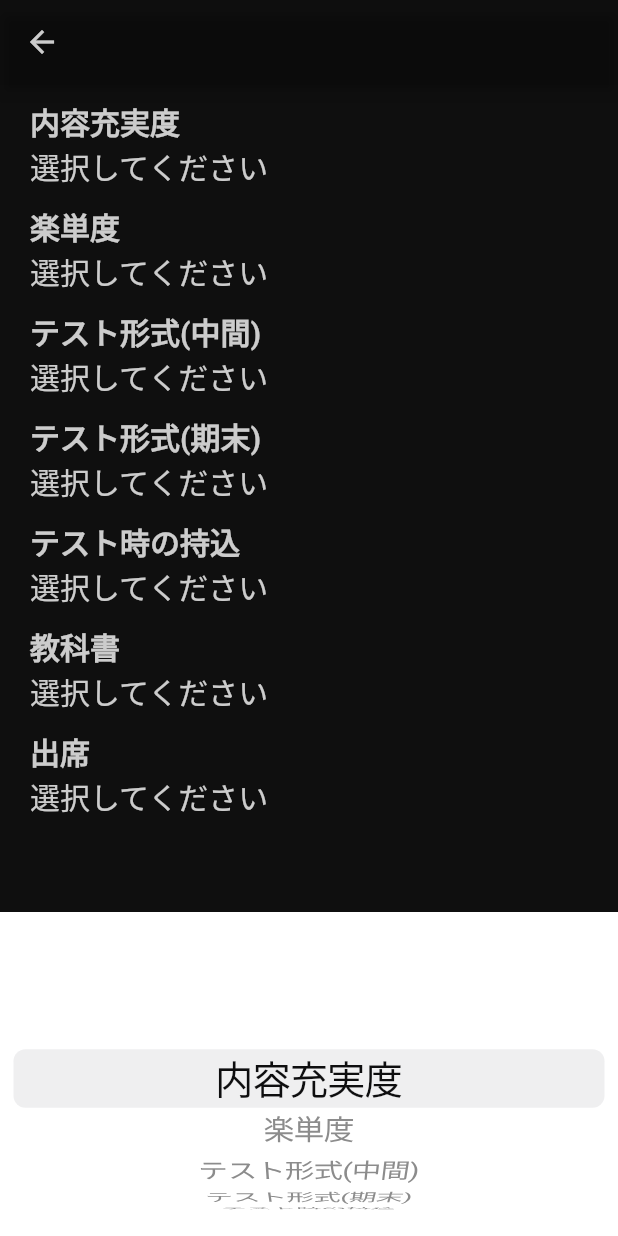
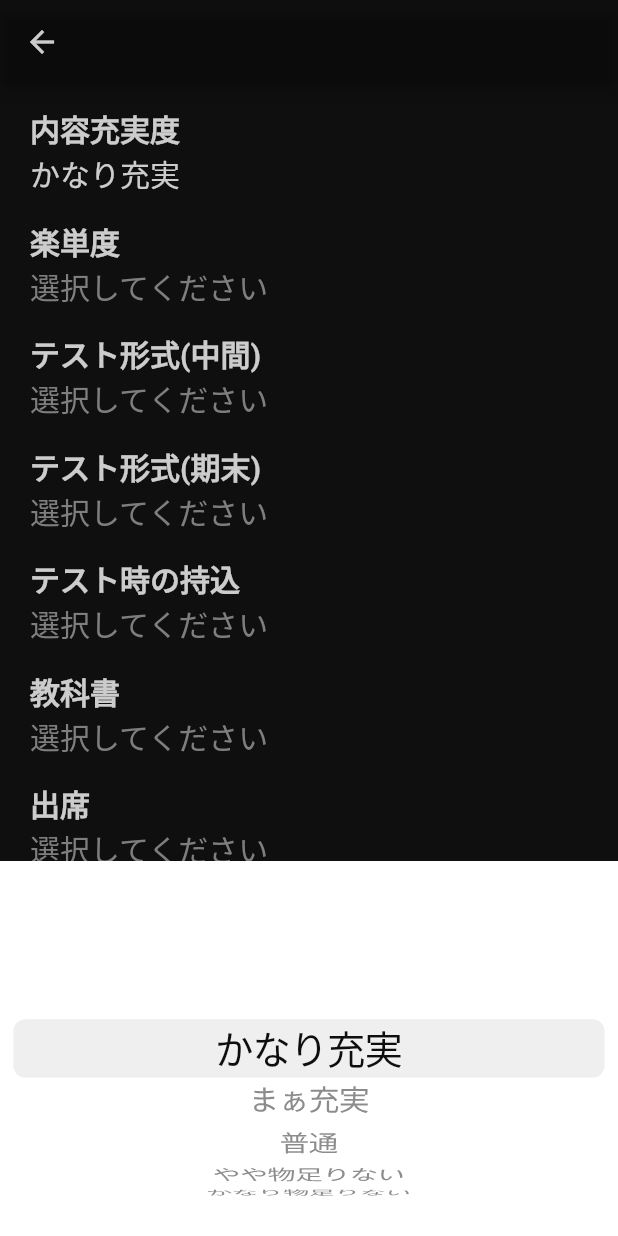
Before and after one commit to SeyaKen/JugyouRogu, a Flutter app: the AddReviews screen opened directly, after a tap on "選択してください", on a phone screen of 412 x 824 dp. Run offline on Flutter 3.47's test engine with Material 2 defaults, Android fonts, the phone set to English and light mode, and no system bars; our stand-ins replace cloud_firestore, firebase_auth, firebase_core, firebase_storage, flutter_rating_bar, font_awesome_flutter and 4 more; accounts and stored records are empty.

Commit message:
commit panch

```diff
--- a/lib/ Reviews/add_reviews.dart
+++ b/lib/ Reviews/add_reviews.dart
@@ -11,16 +11,11 @@ class AddReviews extends StatefulWidget {
 }
 
 class _AddReviewsState extends State<AddReviews> {
-  double _ratingValue0 = 1;
-  double _ratingValue1 = 1;
-  double _ratingValue2 = 1;
-  double _ratingValue3 = 1;
-  double _ratingValue4 = 1;
-  double _ratingValue5 = 1;
-  double _ratingValue6 = 1;
-  int _selectedFruit = 0;
+  double _kItemExtent = 32.0;
 
-  double _kItemExtent = 32.0;
+  bool isBelowThreshold(currentValue) {
+    return currentValue == null;
+  }
 
   List<String> title_list = [
     '内容充実度',
@@ -32,12 +27,37 @@ class _AddReviewsState extends State<AddReviews> {
     '出席',
   ];
 
+  List Select_list = [
+    Juujitu_list,
+    Rakutan_list,
+    Shusseki_list,
+    Chukan_list,
+    Kimatu_list,
+    Motikomi_list,
+    Kyoukasho_list,
+  ];
+
+  List Rating = [
+    _ratingValue0,
+    _ratingValue1,
+    _ratingValue2,
+    _ratingValue3,
+    _ratingValue4,
+    _ratingValue5,
+    _ratingValue6,
+  ];
+
+  @override
+  void initState() {
+    super.initState();
+  }
+
   void _showDialog(Widget child) {
     showCupertinoModalPopup<void>(
         context: context,
         builder: (BuildContext context) => Container(
-              height: 216,
-              padding: const EdgeInsets.only(top: 6.0),
+              height: 250,
+              padding: const EdgeInsets.only(top: 0),
               margin: EdgeInsets.only(
                 bottom: MediaQuery.of(context).viewInsets.bottom,
               ),
@@ -72,7 +92,7 @@ class _AddReviewsState extends State<AddReviews> {
                   crossAxisAlignment: CrossAxisAlignment.start,
                   children: [
                     const SizedBox(
-                      height: 10,
+                      height: 15,
                     ),
                     Text(title_list[index],
                         style: const TextStyle(
@@ -82,11 +102,21 @@ class _AddReviewsState extends State<AddReviews> {
                     SizedBox(
                       width: 200,
                       child: InkWell(
-                        child: const Text(
-                          '選択してください',
-                          style: TextStyle(fontSize: 20),
+                          child: Text(
+                            Rating[index] == null
+                                ? '選択してください'
+                                : Select_list[index][Rating[index]],
+                            style: TextStyle(
+                              fontSize: 20,
+                              color: Rating[index] == null
+                                  ? Colors.grey
+                                  : Colors.white,
+                            ),
                           ),
                           onTap: () {
+                            setState(() {
+                              Rating[index] = 0;
+                            });
                             _showDialog(
                               CupertinoPicker(
                                 magnification: 1.22,
@@ -96,14 +126,14 @@ class _AddReviewsState extends State<AddReviews> {
                                 // This is called when selected item is changed.
                                 onSelectedItemChanged: (int selectedItem) {
                                   setState(() {
-                                _selectedFruit = selectedItem;
+                                    Rating[index] = selectedItem;
                                   });
                                 },
-                            children: List<Widget>.generate(title_list.length,
-                                (int index) {
+                                children: List<Widget>.generate(
+                                    Select_list[index].length, (int indexx) {
                                   return Center(
                                     child: Text(
-                                  title_list[index],
+                                      Select_list[index][indexx],
                                     ),
                                   );
                                 }),
@@ -119,7 +149,9 @@ class _AddReviewsState extends State<AddReviews> {
       floatingActionButton: ClipRRect(
         borderRadius: BorderRadius.circular(5),
         child: Container(
-          color: const Color(0XFF37EBFA).withOpacity(0.5),
+          color: Rating.every(isBelowThreshold)
+              ? const Color(0XFF37EBFA).withOpacity(0.5)
+              : const Color(0XFF37EBFA),
           width: MediaQuery.of(context).size.width,
           height: 50,
           child: InkWell(
@@ -143,3 +175,58 @@ class _AddReviewsState extends State<AddReviews> {
     );
   }
 }
+
+List<String> Juujitu_list = [
+  'かなり充実',
+  'まぁ充実',
+  '普通',
+  'やや物足りない',
+  'かなり物足りない',
+];
+
+List<String> Rakutan_list = [
+  'かなり楽勝',
+  'まぁ楽勝',
+  '普通',
+  'やや厳しい',
+  'かなり厳しい',
+];
+
+List<String> Shusseki_list = [
+  'ほぼ毎回とる',
+  'たまにとる',
+  'とらない',
+];
+
+List<String> Chukan_list = [
+  'テストあり',
+  'レポートのみ',
+  'テスト・レポートなし',
+  '授業なし',
+];
+
+List<String> Kimatu_list = [
+  'テストあり',
+  'レポートのみ',
+  'テスト・レポートなし',
+  '授業なし',
+];
+
+List<String> Motikomi_list = [
+  'テストなし',
+  '教科書・ノート等持込 ○',
+  '教科書・ノート等持込 × ',
+];
+
+List<String> Kyoukasho_list = [
+  '教科書必要',
+  '教科書なし、または不要',
+];
+
+int? _ratingValue0;
+int? _ratingValue1;
+int? _ratingValue2;
+int? _ratingValue3;
+int? _ratingValue4;
+int? _ratingValue5;
+int? _ratingValue6;
```
Lines whose indentation alone changed are shown as unchanged.
